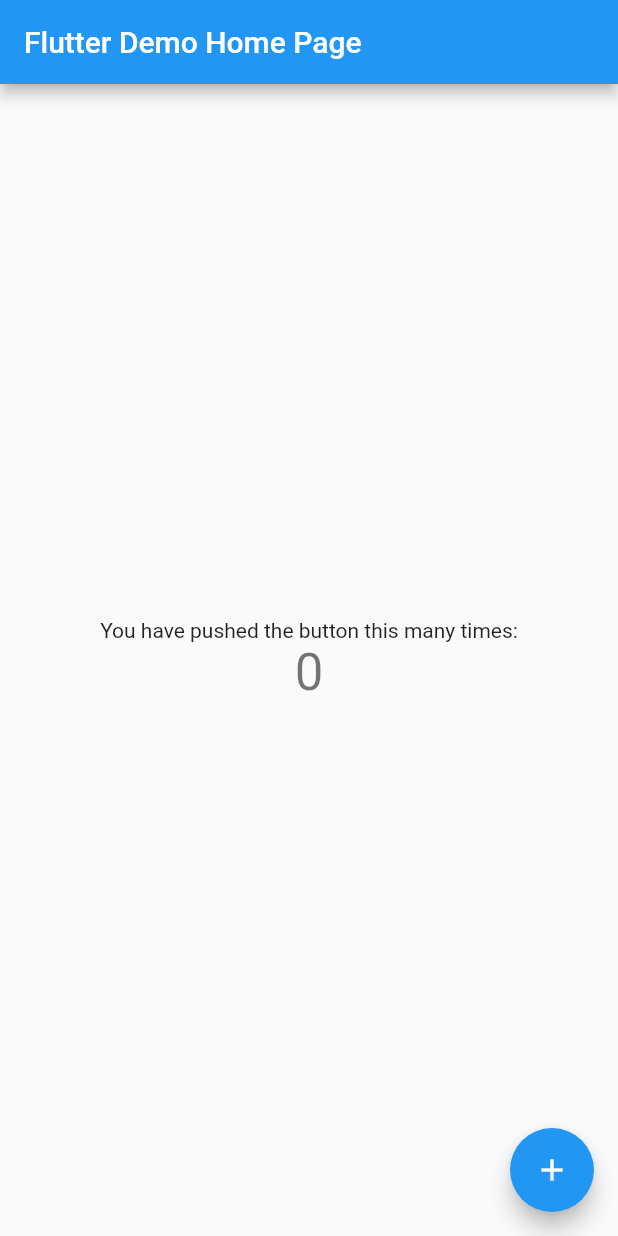
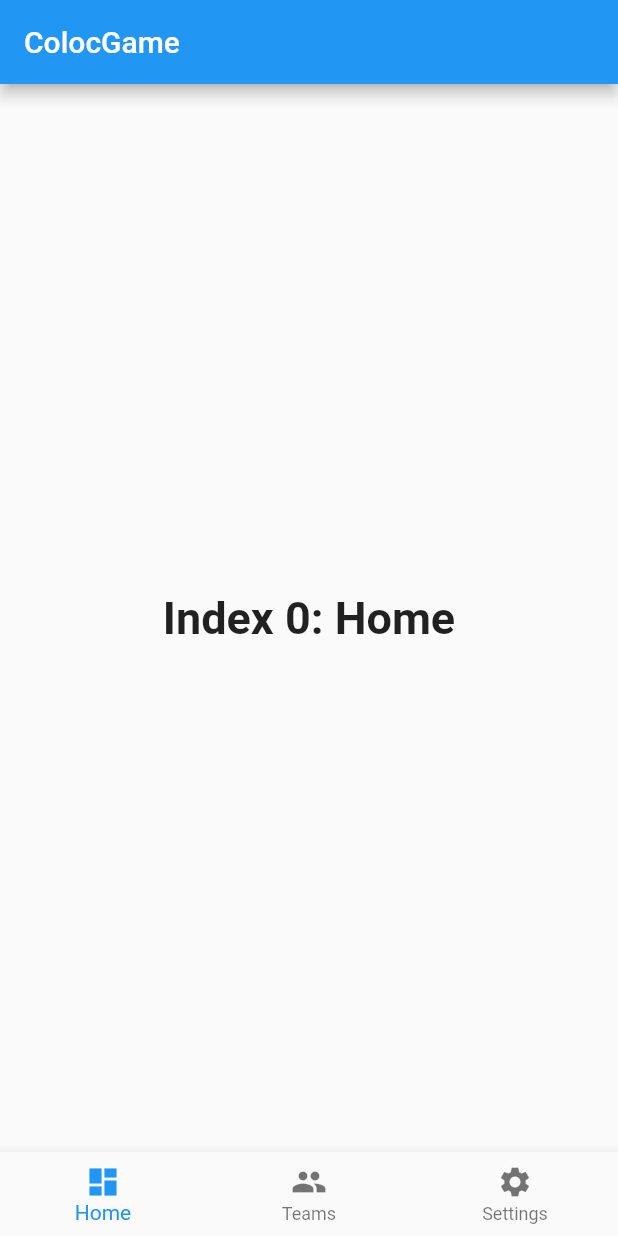
Before and after one commit to JGense/projet-mobile-s2, a Flutter app: the screen it shows after launch, on a phone screen of 412 x 824 dp. Run offline on Flutter 3.47's test engine with Material 2 defaults, Android fonts, the phone set to English and light mode, and no system bars.

Commit message:
Skeleton and appbar

```diff
--- a/lib/main.dart
+++ b/lib/main.dart
@@ -2,110 +2,79 @@ import 'package:flutter/material.dart';
 
 void main() => runApp(MyApp());
 
+/// This Widget is the main application widget.
 class MyApp extends StatelessWidget {
-  // This widget is the root of your application.
+  static const String _title = 'Flutter Code Sample';
+
   @override
   Widget build(BuildContext context) {
     return MaterialApp(
-      title: 'Flutter Demo',
-      theme: ThemeData(
-        // This is the theme of your application.
-        //
-        // Try running your application with "flutter run". You'll see the
-        // application has a blue toolbar. Then, without quitting the app, try
-        // changing the primarySwatch below to Colors.green and then invoke
-        // "hot reload" (press "r" in the console where you ran "flutter run",
-        // or simply save your changes to "hot reload" in a Flutter IDE).
-        // Notice that the counter didn't reset back to zero; the application
-        // is not restarted.
-        primarySwatch: Colors.blue,
-      ),
-      home: MyHomePage(title: 'Flutter Demo Home Page'),
+      title: _title,
+      home: MyStatefulWidget(),
     );
   }
 }
 
-class MyHomePage extends StatefulWidget {
-  MyHomePage({Key key, this.title}) : super(key: key);
-
-  // This widget is the home page of your application. It is stateful, meaning
-  // that it has a State object (defined below) that contains fields that affect
-  // how it looks.
-
-  // This class is the configuration for the state. It holds the values (in this
-  // case the title) provided by the parent (in this case the App widget) and
-  // used by the build method of the State. Fields in a Widget subclass are
-  // always marked "final".
-
-  final String title;
+class MyStatefulWidget extends StatefulWidget {
+  MyStatefulWidget({Key key}) : super(key: key);
 
   @override
-  _MyHomePageState createState() => _MyHomePageState();
+  _MyStatefulWidgetState createState() => _MyStatefulWidgetState();
 }
 
-class _MyHomePageState extends State<MyHomePage> {
-  int _counter = 0;
+class _MyStatefulWidgetState extends State<MyStatefulWidget> {
+  int _selectedIndex = 0;
+  static const TextStyle optionStyle =
+  TextStyle(fontSize: 30, fontWeight: FontWeight.bold);
+  static const List<Widget> _widgetOptions = <Widget>[
+    Text(
+      'Index 0: Home',
+      style: optionStyle,
+    ),
+    Text(
+      'Index 1: Teams',
+      style: optionStyle,
+    ),
+    Text(
+      'Index 2: Settings',
+      style: optionStyle,
+    ),
+  ];
 
-  void _incrementCounter() {
+  void _onItemTapped(int index) {
     setState(() {
-      // This call to setState tells the Flutter framework that something has
-      // changed in this State, which causes it to rerun the build method below
-      // so that the display can reflect the updated values. If we changed
-      // _counter without calling setState(), then the build method would not be
-      // called again, and so nothing would appear to happen.
-      _counter++;
+      _selectedIndex = index;
     });
   }
 
   @override
   Widget build(BuildContext context) {
-    // This method is rerun every time setState is called, for instance as done
-    // by the _incrementCounter method above.
-    //
-    // The Flutter framework has been optimized to make rerunning build methods
-    // fast, so that you can just rebuild anything that needs updating rather
-    // than having to individually change instances of widgets.
     return Scaffold(
       appBar: AppBar(
-        // Here we take the value from the MyHomePage object that was created by
-        // the App.build method, and use it to set our appbar title.
-        title: Text(widget.title),
+        title: const Text('ColocGame'),
       ),
       body: Center(
-        // Center is a layout widget. It takes a single child and positions it
-        // in the middle of the parent.
-        child: Column(
-          // Column is also a layout widget. It takes a list of children and
-          // arranges them vertically. By default, it sizes itself to fit its
-          // children horizontally, and tries to be as tall as its parent.
-          //
-          // Invoke "debug painting" (press "p" in the console, choose the
-          // "Toggle Debug Paint" action from the Flutter Inspector in Android
-          // Studio, or the "Toggle Debug Paint" command in Visual Studio Code)
-          // to see the wireframe for each widget.
-          //
-          // Column has various properties to control how it sizes itself and
-          // how it positions its children. Here we use mainAxisAlignment to
-          // center the children vertically; the main axis here is the vertical
-          // axis because Columns are vertical (the cross axis would be
-          // horizontal).
-          mainAxisAlignment: MainAxisAlignment.center,
-          children: <Widget>[
-            Text(
-              'You have pushed the button this many times:',
-            ),
-            Text(
-              '$_counter',
-              style: Theme.of(context).textTheme.display1,
-            ),
-          ],
-        ),
+        child: _widgetOptions.elementAt(_selectedIndex),
       ),
-      floatingActionButton: FloatingActionButton(
-        onPressed: _incrementCounter,
-        tooltip: 'Increment',
-        child: Icon(Icons.add),
-      ), // This trailing comma makes auto-formatting nicer for build methods.
+      bottomNavigationBar: BottomNavigationBar(
+        items: const <BottomNavigationBarItem>[
+          BottomNavigationBarItem(
+            icon: Icon(Icons.dashboard),
+            title: Text('Home'),
+          ),
+          BottomNavigationBarItem(
+            icon: Icon(Icons.group),
+            title: Text('Teams'),
+          ),
+          BottomNavigationBarItem(
+            icon: Icon(Icons.settings),
+            title: Text('Settings'),
+          ),
+        ],
+        currentIndex: _selectedIndex,
+        selectedItemColor: Colors.blue,
+        onTap: _onItemTapped,
+      ),
     );
   }
 }
```
